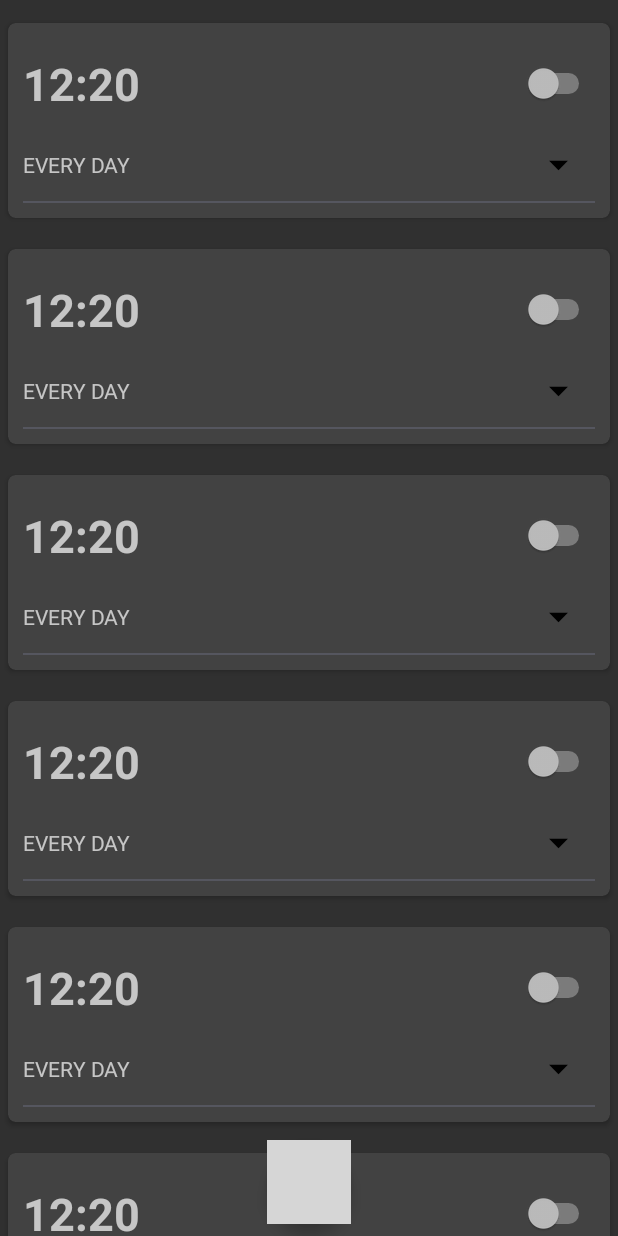
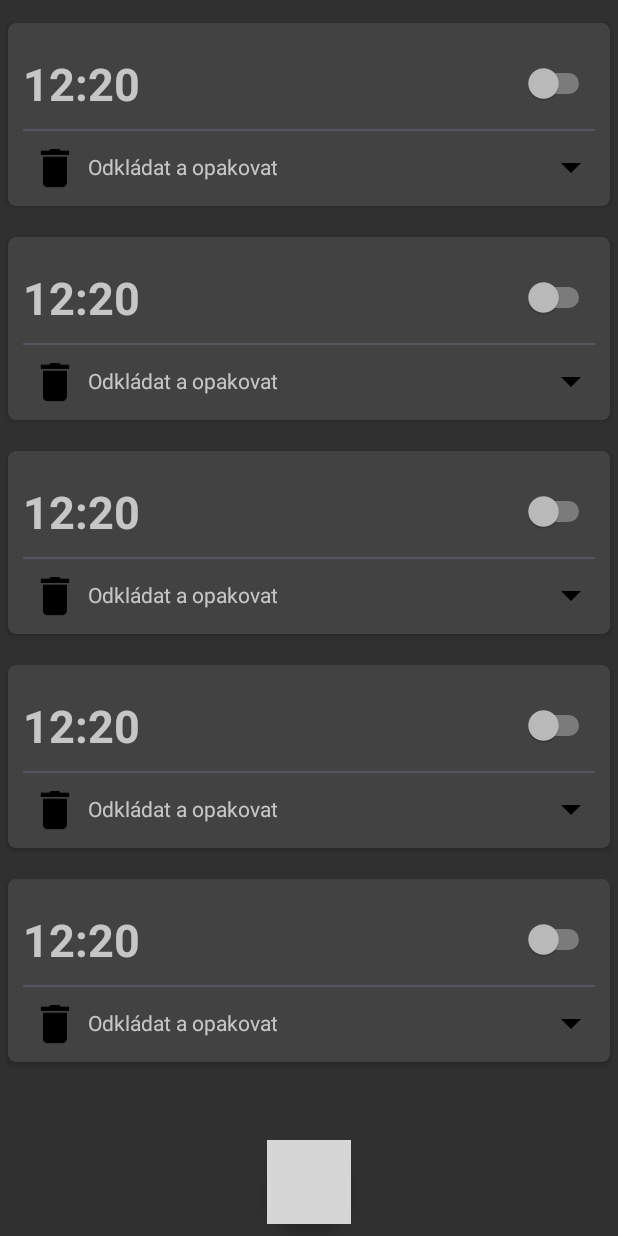
Before and after one commit to kolaron/SimpleAlarm, an Android app: the screen it shows after launch (MainActivity), on a phone screen of 412 x 824 dp. Run offline under Robolectric (Android 15) with nearby library versions, the phone set to English and light mode, and no system bars; grey boxes are pictures that could not be loaded.

Commit message:
Change GUI

```diff
--- a/app/src/main/java/kolar/simplealarm/View/Adapter/AlarmListAdapter.java
+++ b/app/src/main/java/kolar/simplealarm/View/Adapter/AlarmListAdapter.java
@@ -15,11 +15,16 @@ import android.widget.CheckBox;
 import android.widget.CompoundButton;
 import android.widget.ImageView;
 import android.widget.LinearLayout;
+import android.widget.RadioButton;
+import android.widget.RadioGroup;
 import android.widget.RelativeLayout;
 import android.widget.Switch;
 import android.widget.TextView;
 import android.widget.TimePicker;
 
+import java.util.ArrayList;
+
+import kolar.simplealarm.Model.AlarmClass;
 import kolar.simplealarm.R;
 
 /**
@@ -28,204 +33,92 @@ import kolar.simplealarm.R;
 
 public class AlarmListAdapter extends RecyclerView.Adapter<AlarmListAdapter.ViewHolder> {
 
+    private ArrayList<AlarmClass> list = new ArrayList<>();
 
     public AlarmListAdapter() {
-
+        list.add(null);
+        list.add(null);
+        list.add(null);
+        list.add(null);
+        list.add(null);
     }
 
     @Override
     public ViewHolder onCreateViewHolder(ViewGroup parent, int viewType) {
         LayoutInflater layoutInflater = LayoutInflater.from(parent.getContext());
-        View view = layoutInflater.inflate(R.layout.alarmlistitem, parent, false);
+        View view = layoutInflater.inflate(R.layout.alarmlist_item, parent, false);
         return new ViewHolder(view, parent.getContext());
     }
 
     @Override
     public void onBindViewHolder(final ViewHolder holder, int position) {
-        holder.buttonExpand.setOnClickListener(new View.OnClickListener() {
+        holder.checkbox_defer.setOnCheckedChangeListener(new CompoundButton.OnCheckedChangeListener() {
             @Override
-            public void onClick(View v) {
-                onExpandButtonClick(holder.context, holder.expandableLayout, holder.buttonExpand, holder.textView_dayRepeat, holder.linearLayout_remove, holder.separator_bott);
+            public void onCheckedChanged(CompoundButton buttonView, boolean isChecked) {
+                if (isChecked) {
+                    holder.linearLayout_expand.setVisibility(View.VISIBLE);
+                } else {
+                    holder.linearLayout_expand.startAnimation(AnimationUtils.loadAnimation(holder.context, R.anim.fade_in));
+                    holder.linearLayout_expand.setVisibility(View.GONE);
                 }
-        });
-        holder.textView_time.setOnClickListener(new View.OnClickListener() {
-            @Override
-            public void onClick(View v) {
-                try {
-                    String[] time = holder.textView_time.getText().toString().split(":");
-                    TimePickerDialog mTimePicker;
-                    mTimePicker = new TimePickerDialog(holder.context, new TimePickerDialog.OnTimeSetListener() {
-                        @Override
-                        public void onTimeSet(TimePicker timePicker, int selectedHour, int selectedMinute) {
-                            holder.textView_time.setText(selectedHour + ":" + selectedMinute);
-                        }
-                    }, Integer.parseInt(time[0]), Integer.parseInt(time[1]), true);//Yes 24 hour time
-                    mTimePicker.show();
-                } catch (Exception ex) {
-
-                }
-
-            }
-        });
-        holder.linearLayout_remove.setOnClickListener(new View.OnClickListener() {
-            @Override
-            public void onClick(View v) {
-// TODO: 25.11.2017 odstranit udaj
-            }
-        });
-        holder.button_dayM.setOnClickListener(new View.OnClickListener() {
-            @Override
-            public void onClick(View v) {
-                onDayClick(holder.context, holder.text_dayM);
             }
         });
 
-        holder.button_dayTu.setOnClickListener(new View.OnClickListener() {
+        holder.relativeLayout_expandButton.setOnClickListener(new View.OnClickListener() {
             @Override
             public void onClick(View v) {
-                onDayClick(holder.context, holder.text_dayTu);
-            }
-        });
-        holder.button_dayF.setOnClickListener(new View.OnClickListener() {
-            @Override
-            public void onClick(View v) {
-                onDayClick(holder.context, holder.text_dayF);
-            }
-        });
-        holder.button_daySa.setOnClickListener(new View.OnClickListener() {
-            @Override
-            public void onClick(View v) {
-                onDayClick(holder.context, holder.text_daySa);
-            }
-        });
-        holder.button_daySu.setOnClickListener(new View.OnClickListener() {
-            @Override
-            public void onClick(View v) {
-                onDayClick(holder.context, holder.text_daySu);
-            }
-        });
-        holder.button_dayTh.setOnClickListener(new View.OnClickListener() {
-            @Override
-            public void onClick(View v) {
-                onDayClick(holder.context, holder.text_dayTh);
-            }
-        });
-        holder.button_dayW.setOnClickListener(new View.OnClickListener() {
-            @Override
-            public void onClick(View v) {
-                onDayClick(holder.context, holder.text_dayW);
-            }
-        });
-
-        holder.checkbox_repeat.setOnCheckedChangeListener(new CompoundButton.OnCheckedChangeListener() {
-            @Override
-            public void onCheckedChanged(CompoundButton buttonView, boolean isChecked) {
-//                onCheckBoxChange(holder.context, isChecked, holder.linearLayout_days);
-                holder.linearLayout_days.clearAnimation();
-                if(isChecked){
-                    holder.linearLayout_days.setVisibility(View.VISIBLE);
-                }else{
-                    holder.linearLayout_days.setVisibility(View.GONE);
-                }
+                holder.expandeLayout(holder.linearLayout_expandMain, holder.relativeLayout_expandButton);
             }
         });
     }
 
     @Override
     public int getItemCount() {
-        return 10;
+        return list.size();
     }
 
     class ViewHolder extends RecyclerView.ViewHolder {
+        Context context;
+        TextView textView_time, textView_properties;
+        Switch switch_activate;
+        CheckBox checkbox_repeat, checkbox_defer;
+        RadioGroup radioGroup_defer;
+        RadioButton radioBttn5, radioBttn10, radioBttn15, radioBttn30;
+        LinearLayout linearLayout_expand, linearLayout_expandMain;
 
-        TextView textView_time, textView_dayRepeat;
-        Switch switch_activate;
-
-        LinearLayout expandableLayout, linearLayout_days, linearLayout_remove;
-        CheckBox checkbox_repeat;
-        TextView text_dayM, text_dayTu, text_dayW, text_dayTh, text_dayF, text_daySa, text_daySu;
-        RelativeLayout buttonExpand, button_dayM, button_dayTu, button_dayW, button_dayTh, button_dayF, button_daySa, button_daySu;
-
-        View separator_bott;
-
-        Context context;
+        RelativeLayout relativeLayout_expandButton;
+        ImageView imageView_remove;
 
         public ViewHolder(View itemView, Context context) {
             super(itemView);
             this.context = context;
             textView_time = itemView.findViewById(R.id.textView_time);
             switch_activate = itemView.findViewById(R.id.switch_activate);
-
-            expandableLayout = itemView.findViewById(R.id.expandableLayout);
             checkbox_repeat = itemView.findViewById(R.id.checkbox_repeat);
-            linearLayout_days = itemView.findViewById(R.id.linearLayout_days);
-
-//            days
-            button_dayM = itemView.findViewById(R.id.button_dayM);
-            button_dayTu = itemView.findViewById(R.id.button_dayTu);
-            button_dayW = itemView.findViewById(R.id.button_dayW);
-            button_dayTh = itemView.findViewById(R.id.button_dayTh);
-            button_dayF = itemView.findViewById(R.id.button_dayF);
-            button_daySa = itemView.findViewById(R.id.button_daySa);
-            button_daySu = itemView.findViewById(R.id.button_daySu);
-
-            text_dayM = itemView.findViewById(R.id.text_dayM);
-            text_dayTu = itemView.findViewById(R.id.text_dayTu);
-            text_dayW = itemView.findViewById(R.id.text_dayW);
-            text_dayTh = itemView.findViewById(R.id.text_dayTh);
-            text_dayF = itemView.findViewById(R.id.text_dayF);
-            text_daySa = itemView.findViewById(R.id.text_daySa);
-            text_daySu = itemView.findViewById(R.id.text_daySu);
-
-            textView_dayRepeat = itemView.findViewById(R.id.textView_dayRepeat);
-            linearLayout_remove = itemView.findViewById(R.id.linearLayout_remove);
-            buttonExpand = itemView.findViewById(R.id.buttonExpand);
-
-            separator_bott = itemView.findViewById(R.id.separator_bott);
-        }
+            checkbox_defer = itemView.findViewById(R.id.checkbox_defer);
+            radioGroup_defer = itemView.findViewById(R.id.radioGroup_defer);
+            radioBttn5 = itemView.findViewById(R.id.radioBttn5);
+            radioBttn10 = itemView.findViewById(R.id.radioBttn10);
+            radioBttn15 = itemView.findViewById(R.id.radioBttn15);
+            radioBttn30 = itemView.findViewById(R.id.radioBttn30);
+            linearLayout_expand = itemView.findViewById(R.id.linearLayout_expand);
+            relativeLayout_expandButton = itemView.findViewById(R.id.relativeLayout_expandButton);
+            textView_properties = itemView.findViewById(R.id.textView_properties);
+            imageView_remove = itemView.findViewById(R.id.imageView_remove);
+            linearLayout_expandMain = itemView.findViewById(R.id.linearLayout_expandMain);
         }
 
-    private void onExpandButtonClick(Context context, final LinearLayout expandableLayout, final RelativeLayout buttonExpand, final TextView textView_dayRepeat, final LinearLayout linearLayout_remove, final View separator) {
+        private void expandeLayout(LinearLayout linearLayout_expandMain, RelativeLayout expandButton) {
             Animation animFadeOut = AnimationUtils.loadAnimation(context, R.anim.fade_out);
             Animation animFadeIn = AnimationUtils.loadAnimation(context, R.anim.fade_in);
-        if (expandableLayout.getVisibility() == View.GONE) {
-            createRotateAnimator(buttonExpand, 0f, 180f).start();
-            expandableLayout.setVisibility(View.VISIBLE);
-            textView_dayRepeat.setVisibility(View.GONE);
-            linearLayout_remove.setVisibility(View.VISIBLE);
-            separator.setVisibility(View.GONE);
-            expandableLayout.clearAnimation();
-            expandableLayout.startAnimation(animFadeIn);
+            if (linearLayout_expandMain.getVisibility() == View.GONE) {
+                linearLayout_expandMain.startAnimation(animFadeIn);
+                createRotateAnimator(expandButton, 0f, 180f).start();
+                linearLayout_expandMain.setVisibility(View.VISIBLE);
             } else {
-            expandableLayout.setVisibility(View.GONE);
-            textView_dayRepeat.setVisibility(View.VISIBLE);
-            linearLayout_remove.setVisibility(View.GONE);
-            separator.setVisibility(View.VISIBLE);
-            createRotateAnimator(buttonExpand, 180f, 0f).start();
-            expandableLayout.clearAnimation();
-            expandableLayout.startAnimation(animFadeOut);
-        }
-    }
-
-    private void onCheckBoxChange(Context context, boolean isChecked, LinearLayout linearLayout_days) {
-        if (isChecked) {
-            linearLayout_days.setVisibility(View.VISIBLE);
-        } else {
-            linearLayout_days.setVisibility(View.GONE);
-        }
-    }
-
-    private void onDayClick(Context context, TextView day) {
-        Animation animFadeOut = AnimationUtils.loadAnimation(context, android.R.anim.fade_out);
-        Animation animFadeIn = AnimationUtils.loadAnimation(context, android.R.anim.fade_in);
-        if (day.getBackground() == null) {
-            day.startAnimation(animFadeOut);
-            day.setBackgroundResource(R.drawable.circle_day);
-            day.setTextColor(Color.BLACK);
-        } else {
-            day.startAnimation(animFadeIn);
-            day.setBackground(null);
-            day.setTextColor(Color.WHITE);
+                linearLayout_expandMain.startAnimation(animFadeOut);
+                createRotateAnimator(expandButton, 180f, 0f).start();
+                linearLayout_expandMain.setVisibility(View.GONE);
             }
         }
 
@@ -236,3 +129,4 @@ public class AlarmListAdapter extends RecyclerView.Adapter<AlarmListAdapter.View
             return animator;
         }
     }
+}
--- /dev/null
+++ b/app/src/main/res/layout/alarmlist_item.xml
@@ -0,0 +1,163 @@
+<?xml version="1.0" encoding="utf-8"?>
+<android.support.v7.widget.CardView xmlns:android="http://schemas.android.com/apk/res/android"
+    xmlns:card_view="http://schemas.android.com/apk/res-auto"
+    android:id="@+id/cv"
+    android:layout_width="match_parent"
+    android:layout_height="wrap_content"
+    android:layout_marginBottom="5dp"
+    android:layout_marginLeft="5dp"
+    android:layout_marginRight="5dp"
+    android:layout_marginTop="15dp"
+    card_view:cardCornerRadius="5dp">
+
+
+    <LinearLayout
+        android:layout_width="match_parent"
+        android:layout_height="wrap_content"
+        android:layout_margin="10dp"
+        android:orientation="vertical">
+
+
+        <LinearLayout
+            android:layout_width="match_parent"
+            android:layout_height="wrap_content"
+            android:orientation="horizontal">
+
+            <TextView
+                android:id="@+id/textView_time"
+                android:layout_width="0dp"
+                android:layout_height="wrap_content"
+                android:layout_marginBottom="10dp"
+                android:layout_marginTop="10dp"
+                android:layout_weight="1"
+                android:text="12:20"
+                android:textSize="30sp"
+                android:textStyle="bold" />
+
+            <Switch
+                android:id="@+id/switch_activate"
+                android:layout_width="wrap_content"
+                android:layout_height="wrap_content"
+                android:layout_gravity="center" />
+        </LinearLayout>
+                <LinearLayout
+            android:layout_width="match_parent"
+            android:layout_height="wrap_content"
+            android:orientation="vertical">
+
+            <LinearLayout
+                android:id="@+id/linearLayout_expandMain"
+                android:layout_width="match_parent"
+                android:layout_height="wrap_content"
+                android:orientation="vertical"
+                android:visibility="gone">
+
+                <View
+                    android:layout_width="wrap_content"
+                    android:layout_height="1dp"
+                    android:background="@color/dark_grey" />
+                <CheckBox
+                    android:id="@+id/checkbox_repeat"
+                    android:layout_width="wrap_content"
+                    android:layout_height="wrap_content"
+                    android:text="@string/repeat" />
+
+                <CheckBox
+                    android:id="@+id/checkbox_defer"
+                    android:layout_width="wrap_content"
+                    android:layout_height="wrap_content"
+                    android:checked="true"
+                    android:text="@string/defer" />
+
+                <LinearLayout
+                    android:id="@+id/linearLayout_expand"
+                    android:layout_width="match_parent"
+                    android:layout_height="wrap_content"
+                    android:orientation="vertical">
+
+                    <RadioGroup
+                        android:id="@+id/radioGroup_defer"
+                        android:layout_width="match_parent"
+                        android:layout_height="wrap_content"
+                        android:orientation="horizontal">
+
+                        <RadioButton
+                            android:id="@+id/radioBttn5"
+                            android:layout_width="wrap_content"
+                            android:layout_height="wrap_content"
+                            android:layout_weight="1"
+                            android:checked="true"
+                            android:text="@string/radio5" />
+
+                        <RadioButton
+                            android:id="@+id/radioBttn10"
+                            android:layout_width="wrap_content"
+                            android:layout_height="wrap_content"
+                            android:layout_weight="1"
+                            android:text="@string/radio10" />
+
+                        <RadioButton
+                            android:id="@+id/radioBttn15"
+                            android:layout_width="wrap_content"
+                            android:layout_height="wrap_content"
+                            android:layout_weight="1"
+                            android:text="@string/radio15" />
+
+                        <RadioButton
+                            android:id="@+id/radioBttn30"
+                            android:layout_width="wrap_content"
+                            android:layout_height="wrap_content"
+                            android:layout_weight="1"
+                            android:text="@string/radio30" />
+                    </RadioGroup>
+                </LinearLayout>
+
+            </LinearLayout>
+
+            <View
+                android:layout_width="wrap_content"
+                android:layout_height="1dp"
+                android:background="@color/dark_grey" />
+
+            <LinearLayout
+                android:layout_width="match_parent"
+                android:layout_height="wrap_content"
+                android:layout_marginTop="8dp"
+                android:orientation="horizontal">
+
+                <RelativeLayout
+                    android:layout_width="0dp"
+                    android:layout_height="32dp"
+                    android:layout_weight="1">
+
+                    <ImageView
+                        android:id="@+id/imageView_remove"
+                        android:layout_width="wrap_content"
+                        android:layout_height="match_parent"
+                        android:src="@drawable/trash" />
+
+                    <TextView
+                        android:id="@+id/textView_properties"
+                        android:layout_width="wrap_content"
+                        android:layout_height="match_parent"
+                        android:layout_centerInParent="true"
+                        android:layout_toRightOf="@+id/imageView_remove"
+                        android:gravity="center"
+                        android:text="Odkládat a opakovat" />
+                </RelativeLayout>
+
+                <RelativeLayout
+                    android:id="@+id/relativeLayout_expandButton"
+                    android:layout_width="wrap_content"
+                    android:layout_height="match_parent">
+
+                    <ImageView
+                        android:layout_width="32dp"
+                        android:layout_height="match_parent"
+                        android:layout_centerInParent="true"
+                        android:src="@drawable/ic_arrow_drop_down_black_24dp" />
+                </RelativeLayout>
+            </LinearLayout>
+        </LinearLayout>
+    </LinearLayout>
+</android.support.v7.widget.CardView>
--- a/app/src/main/res/values/colors.xml
+++ b/app/src/main/res/values/colors.xml
@@ -3,4 +3,5 @@
     <color name="colorPrimary">#3F51B5</color>
     <color name="colorPrimaryDark">#303F9F</color>
     <color name="colorAccent">#FF4081</color>
+    <color name="dark_grey">#55565F</color>
 </resources>
--- a/app/src/main/res/values/strings.xml
+++ b/app/src/main/res/values/strings.xml
@@ -7,4 +7,10 @@
     <string name="friday">P</string>
     <string name="saturday">S</string>
     <string name="sunday">N</string>
+    <string name="repeat">Každý den</string>
+    <string name="defer">Odkládat</string>
+    <string name="radio5">5 min</string>
+    <string name="radio10">10 min</string>
+    <string name="radio15">15 min</string>
+    <string name="radio30">30 min</string>
 </resources>
```
Lines whose indentation alone changed are shown as unchanged.
